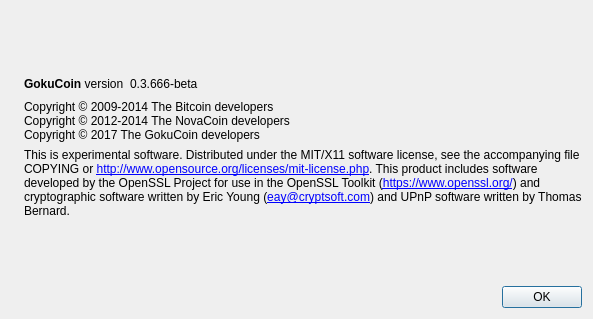
Above: src/qt/forms/aboutdialog.ui from bumbacoin/xgox before the change. Below: the same form after it.
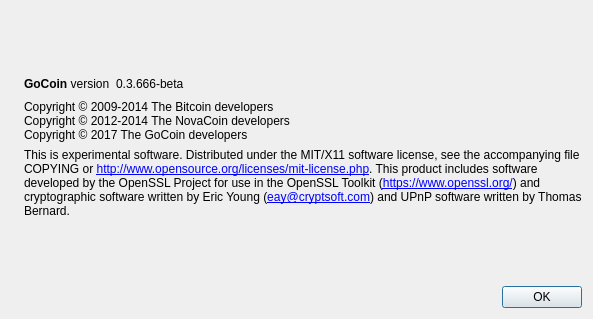
That is the form after the change. Icons and pictures are not drawn.

The edit to the form file:
```diff
--- a/src/qt/forms/aboutdialog.ui
+++ b/src/qt/forms/aboutdialog.ui
@@ -50,7 +50,7 @@
           <cursorShape>IBeamCursor</cursorShape>
          </property>
          <property name="text">
-          <string>&lt;b&gt;GokuCoin&lt;/b&gt; version</string>
+          <string>&lt;b&gt;GoCoin&lt;/b&gt; version</string>
          </property>
          <property name="textInteractionFlags">
           <set>Qt::LinksAccessibleByMouse|Qt::TextSelectableByKeyboard|Qt::TextSelectableByMouse</set>
@@ -93,7 +93,7 @@
        <property name="text">
         <string>Copyright © 2009-2014 The Bitcoin developers
 Copyright © 2012-2014 The NovaCoin developers
-Copyright © 2017 The GokuCoin developers</string>
+Copyright © 2017 The GoCoin developers</string>
        </property>
        <property name="textInteractionFlags">
         <set>Qt::LinksAccessibleByMouse|Qt::TextSelectableByKeyboard|Qt::TextSelectableByMouse</set>
```
Left out of the diff: 2 changed lines with no effect on the pictures.
